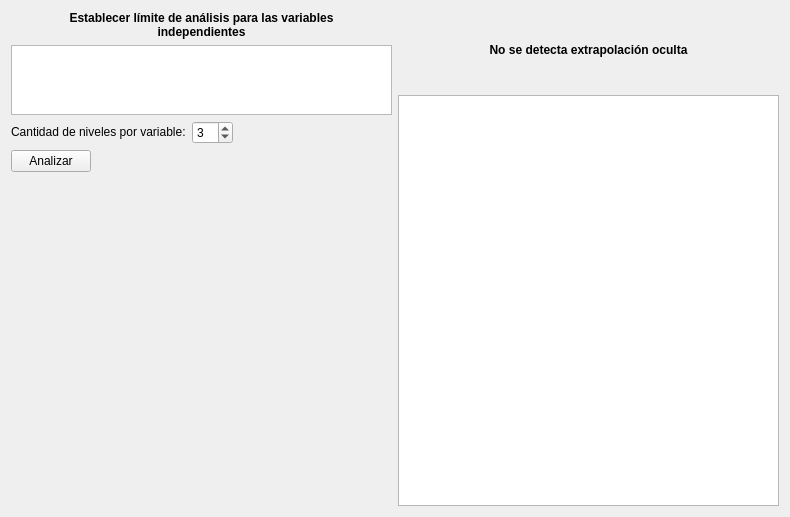
First picture: the form in view/ui/widget_extrapolation_hide.ui, repository vasha54/apm, before the edit.
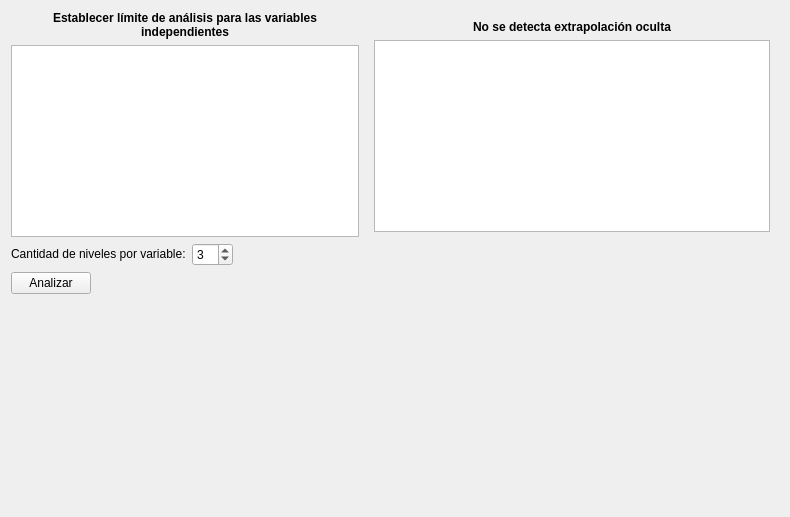
Second picture: the form after the edit.

Patch:
```diff
--- a/view/ui/widget_extrapolation_hide.ui
+++ b/view/ui/widget_extrapolation_hide.ui
@@ -13,8 +13,8 @@
   <property name="windowTitle">
    <string>Form</string>
   </property>
-  <layout class="QGridLayout" name="gridLayout_2">
-   <item row="0" column="0" rowspan="2">
+  <layout class="QGridLayout" name="gridLayout_3">
+   <item row="0" column="0">
     <layout class="QGridLayout" name="gridLayout">
      <item row="0" column="0" colspan="2">
       <widget class="QLabel" name="label">
@@ -40,28 +40,13 @@
       </widget>
      </item>
      <item row="1" column="0" colspan="2">
-      <widget class="QTableWidget" name="tableWidgetVarIND">
+      <widget class="QTableView" name="tableView">
        <property name="sizePolicy">
-        <sizepolicy hsizetype="Minimum" vsizetype="Minimum">
+        <sizepolicy hsizetype="Ignored" vsizetype="Minimum">
          <horstretch>0</horstretch>
          <verstretch>0</verstretch>
         </sizepolicy>
        </property>
-       <property name="sizeAdjustPolicy">
-        <enum>QAbstractScrollArea::AdjustToContentsOnFirstShow</enum>
-       </property>
-       <property name="selectionMode">
-        <enum>QAbstractItemView::NoSelection</enum>
-       </property>
-       <property name="columnCount">
-        <number>0</number>
-       </property>
-       <attribute name="horizontalHeaderStretchLastSection">
-        <bool>true</bool>
-       </attribute>
-       <attribute name="verticalHeaderStretchLastSection">
-        <bool>true</bool>
-       </attribute>
       </widget>
      </item>
      <item row="2" column="0">
@@ -148,7 +133,10 @@
      </item>
     </layout>
    </item>
-   <item row="0" column="1">
+   <item row="0" column="1" rowspan="2">
+    <widget class="QWidget" name="widget" native="true">
+     <layout class="QGridLayout" name="gridLayout_2">
+      <item row="0" column="0">
     <widget class="QLabel" name="lOMessage">
      <property name="minimumSize">
       <size>
@@ -170,10 +158,10 @@
      </property>
     </widget>
    </item>
-   <item row="1" column="1" rowspan="2">
+      <item row="1" column="0">
     <widget class="QTableView" name="tableViewPointsExtrapolation">
      <property name="sizePolicy">
-      <sizepolicy hsizetype="Minimum" vsizetype="Minimum">
+         <sizepolicy hsizetype="Ignored" vsizetype="Minimum">
        <horstretch>0</horstretch>
        <verstretch>0</verstretch>
       </sizepolicy>
@@ -181,14 +169,43 @@
     </widget>
    </item>
    <item row="2" column="0">
-    <spacer name="verticalSpacer">
+       <spacer name="horizontalSpacer_3">
+        <property name="orientation">
+         <enum>Qt::Horizontal</enum>
+        </property>
+        <property name="sizeHint" stdset="0">
+         <size>
+          <width>387</width>
+          <height>20</height>
+         </size>
+        </property>
+       </spacer>
+      </item>
+      <item row="3" column="0">
+       <spacer name="verticalSpacer_2">
      <property name="orientation">
       <enum>Qt::Vertical</enum>
      </property>
      <property name="sizeHint" stdset="0">
       <size>
        <width>20</width>
-       <height>311</height>
+          <height>228</height>
+         </size>
+        </property>
+       </spacer>
+      </item>
+     </layout>
+    </widget>
+   </item>
+   <item row="1" column="0">
+    <spacer name="verticalSpacer">
+     <property name="orientation">
+      <enum>Qt::Vertical</enum>
+     </property>
+     <property name="sizeHint" stdset="0">
+      <size>
+       <width>17</width>
+       <height>191</height>
       </size>
      </property>
     </spacer>
```
Lines whose indentation alone changed are shown as unchanged.
